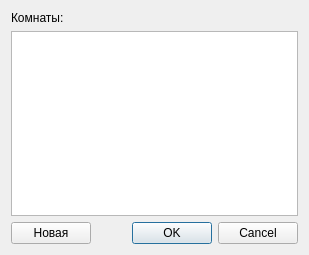
This is desktop/gui/roomslistdialog.ui in LuxoftLab/ShareClipboard as Qt 5 draws it before an edit. The edited form follows.
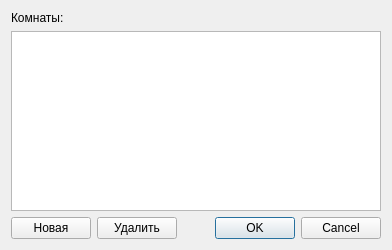
This is the edited form.

Commit message: add delete button, fix some bugs

Patch:
```diff
--- a/desktop/gui/roomslistdialog.ui
+++ b/desktop/gui/roomslistdialog.ui
@@ -6,8 +6,8 @@
    <rect>
     <x>0</x>
     <y>0</y>
-    <width>309</width>
-    <height>255</height>
+    <width>392</width>
+    <height>250</height>
    </rect>
   </property>
   <property name="windowTitle">
@@ -35,6 +35,13 @@
          </property>
         </widget>
        </item>
+       <item>
+        <widget class="QPushButton" name="pushButton_2">
+         <property name="text">
+          <string>Удалить</string>
+         </property>
+        </widget>
+       </item>
        <item>
         <spacer name="horizontalSpacer">
          <property name="orientation">
```
The commit also changes 12 other files.
